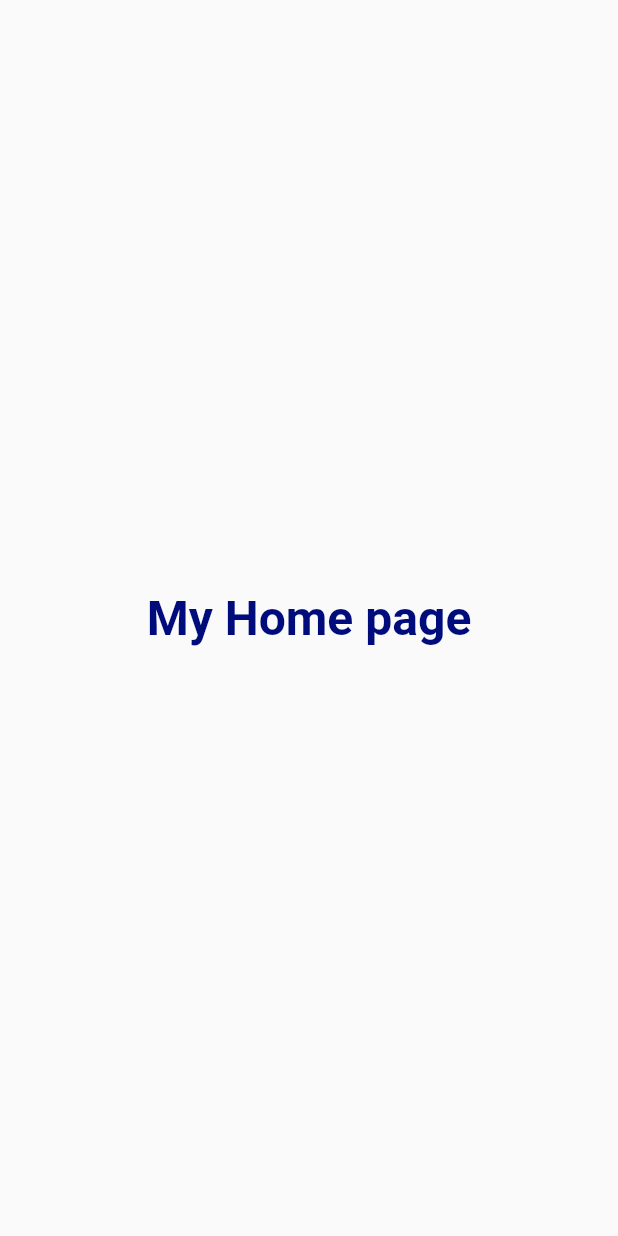
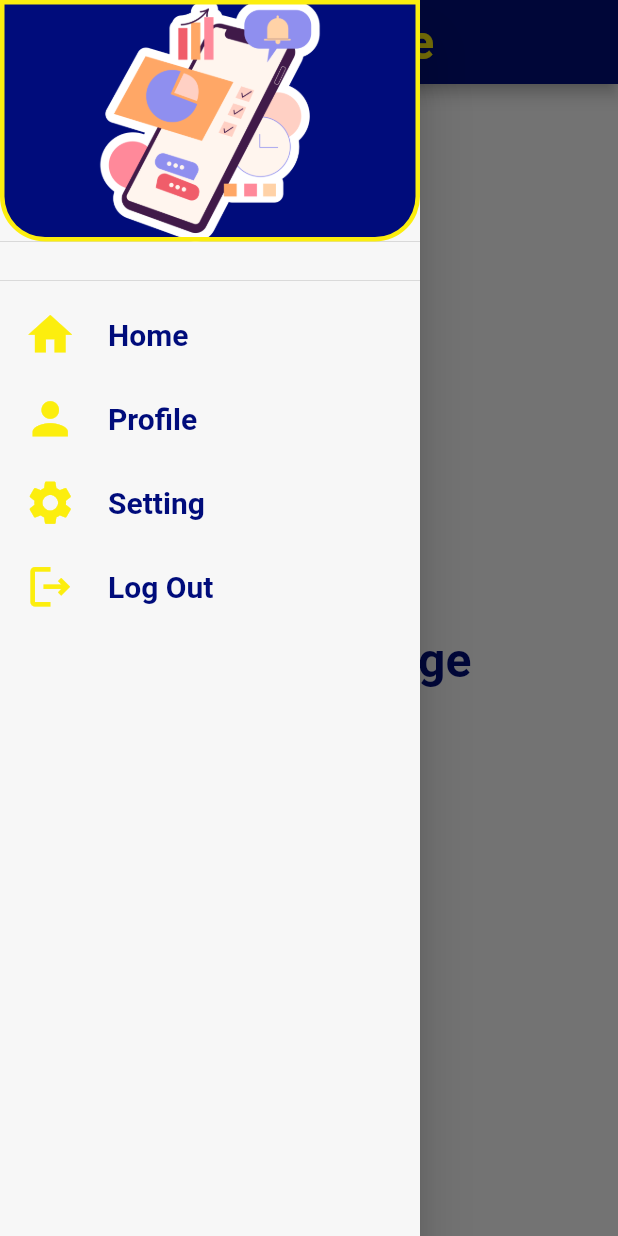
Before and after one commit to IbrahimAlShawaf/project_getx, a Flutter app: the MyHomePage screen opened by its route, with the side drawer open (before the commit the screen has no drawer), on a phone screen of 412 x 824 dp. Run offline on Flutter 3.47's test engine with Material 2 defaults, Android fonts, the phone set to English and light mode, and no system bars; our stand-ins replace get, get_storage; accounts and stored records are empty.

```diff
--- a/lib/main.dart
+++ b/lib/main.dart
@@ -1,23 +1,29 @@
 import 'package:flutter/material.dart';
 import 'package:get/get.dart';
+import 'package:get_storage/get_storage.dart';
 
+import 'controller/signincontroller.dart';
 import 'widget/routes.dart';
 
-void main() {
-  runApp(const MyApp());
+void main() async {
+  await GetStorage.init();
+  Get.put(UserController());
+
+  runApp(MyApp());
 }
 
 class MyApp extends StatelessWidget {
-  const MyApp({super.key});
-
+  MyApp({super.key});
+  final box = GetStorage();
   // This widget is the root of your application.
   @override
   Widget build(BuildContext context) {
     return GetMaterialApp(
       debugShowCheckedModeBanner: false,
       title: 'Project In getx',
-      theme: ThemeData(),
+      //theme: ThemeData.dark(),
       initialRoute: '/',
+      // initialRoute: box.read('loggedIn') == true ? '/Home' : '/LoginPage',
       getPages: Routes.routes,
     );
   }
--- a/lib/views/home_page.dart
+++ b/lib/views/home_page.dart
@@ -1,13 +1,39 @@
 import 'package:flutter/material.dart';
+import 'package:get/get.dart';
 import 'package:project_getx/widget/app_text.dart';
 import 'package:project_getx/widget/appcolor.dart';
+
+import '../controller/signincontroller.dart';
+import 'mydrawer_page.dart';
 
 class MyHomePage extends StatelessWidget {
   const MyHomePage({super.key});
 
   @override
   Widget build(BuildContext context) {
+    final userController = Get.find<UserController>();
     return Scaffold(
+      // backgroundColor: AppColor.bgColor,
+      appBar: AppBar(
+        backgroundColor: AppColor.prColor,
+        // elevation: 0.0,
+        centerTitle: true,
+        title: TextWidget(
+            text: 'Home Page',
+            color: AppColor.textColor,
+            size: 32,
+            fontWeight: FontWeight.bold,
+            textalign: TextAlign.center),
+        // actions: [
+        //   GestureDetector(
+        //     onTap: () {
+        //       userController.logout(userController);
+        //     },
+        //     child: const Icon(Icons.logout_outlined),
+        //   ),
+        // ],
+      ),
+      drawer: const MyDrawer(),
       body: Center(
         child: Column(
           mainAxisAlignment: MainAxisAlignment.center,
@@ -15,8 +41,14 @@ class MyHomePage extends StatelessWidget {
             TextWidget(
               text: 'My Home page',
               size: 32.0,
-              color: AppColor.prColor, fontWeight: FontWeight.bold, textalign: TextAlign.center,
+              color: AppColor.prColor,
+              fontWeight: FontWeight.bold,
+              textalign: TextAlign.center,
             ),
+            // ElevatedButton(
+            //   onPressed: userController.logout,
+            //   child: const Text('Log out'),
+            // ),
           ],
         ),
       ),
--- /dev/null
+++ b/lib/views/mydrawer_page.dart
@@ -0,0 +1,161 @@
+import 'package:flutter/material.dart';
+import 'package:get/get.dart';
+import 'package:project_getx/views/home_page.dart';
+import 'package:project_getx/views/theme/settingtheme.dart';
+import 'package:project_getx/widget/app_text.dart';
+
+import '../widget/appcolor.dart';
+import '../controller/signincontroller.dart';
+
+class MyDrawer extends StatelessWidget {
+  const MyDrawer({
+    super.key,
+  });
+
+  @override
+  Widget build(BuildContext context) {
+    final userController = Get.find<UserController>();
+    return Drawer(
+      width: 280,
+      backgroundColor: AppColor.bgColor,
+      child: ListView(
+        padding: EdgeInsets.zero,
+        children: [
+          DrawerHeader(
+            duration: const Duration(milliseconds: 9000),
+            curve: Curves.easeIn,
+            decoration: BoxDecoration(
+              image: const DecorationImage(
+                  fit: BoxFit.fitHeight,
+                  image: AssetImage(
+                    'assets/images/team-work.png',
+                  )),
+              borderRadius: const BorderRadius.only(
+                bottomLeft: Radius.circular(30),
+                bottomRight: Radius.circular(30),
+              ),
+              border: Border.all(
+                color: AppColor.textColor,
+                width: 3,
+              ),
+              color: AppColor.prColor,
+            ),
+            child: const Text(''),
+          ),
+          // Center(
+          //   child: Container(
+          //     padding: const EdgeInsets.symmetric(horizontal: 60),
+          //     color: Colors.white,
+          //     child: TextWidget(
+          //       text: 'Name of App',
+          //       color: AppColor.titleColor,
+          //       size: 18,
+          //       fontWeight: FontWeight.w600,
+          //       textalign: TextAlign.center,
+          //     ),
+          //   ),
+          // ),
+
+          const SizedBox(
+            height: 10,
+          ),
+          Divider(
+            thickness: 0.2,
+            color: Colors.black.withOpacity(0.4),
+          ),
+          // SizedBox(
+          //   height: 10,
+          // ),
+          // ignore: sort_child_properties_last
+          ListTile(
+            leading: Icon(
+              Icons.home,
+              color: AppColor.textColor,
+              size: 35,
+            ),
+            title: TextWidget(
+              text: 'Home',
+              color: AppColor.prColor,
+              size: 20,
+              fontWeight: FontWeight.w600,
+              textalign: TextAlign.center,
+            ),
+            onTap: () {
+              // Update the state of the app
+              // ...
+              // Then close the drawer
+              // Navigator.of(context).pop();
+              Get.to(() => const MyHomePage());
+            },
+          ),
+          ListTile(
+            leading: Icon(
+              Icons.person,
+              color: AppColor.textColor,
+              size: 35,
+            ),
+            title: TextWidget(
+              text: 'Profile',
+              color: AppColor.prColor,
+              size: 20,
+              fontWeight: FontWeight.w600,
+              textalign: TextAlign.center,
+            ),
+            onTap: () {
+              // Update the state of the app
+              // ...
+              // Then close the drawer
+              // Navigator.of(context).pushNamed('profile');
+            },
+          ),
+          ListTile(
+            leading: Icon(
+              Icons.settings,
+              color: AppColor.textColor,
+              size: 35,
+            ),
+            title: TextWidget(
+              text: 'Setting',
+              color: AppColor.prColor,
+              size: 20,
+              fontWeight: FontWeight.w600,
+              textalign: TextAlign.center,
+            ),
+            onTap: () {
+              // Update the state of the app
+              Get.to(() => MySetting());
+              // ...
+              // Then close the drawer
+              //Navigator.of(context).pushNamed('setting');
+            },
+          ),
+          ListTile(
+            leading: Icon(
+              Icons.logout_outlined,
+              color: AppColor.textColor,
+              size: 35,
+            ),
+            title: TextWidget(
+              text: 'Log Out',
+              color: AppColor.prColor,
+              size: 20,
+              fontWeight: FontWeight.w600,
+              textalign: TextAlign.center,
+            ),
+            onTap: () async {
+              // Update the state of the app
+              userController.logout(userController);
+              // ...
+              // Then close the drawer
+              //SystemNavigator.pop();
+              // final SharedPreferences sharedPreferences =
+              //     await SharedPreferences.getInstance();
+              // sharedPreferences.remove('email');
+              // Navigator.of(context).pushNamed('signinscreen');
+            },
+          ),
+        ],
+      ),
+    );
+  }
+}
--- a/lib/widget/routes.dart
+++ b/lib/widget/routes.dart
@@ -1,16 +1,18 @@
 import 'package:get/get.dart';
 
+import '../views/Auth/signin_page.dart';
 import '../views/home_page.dart';
 import '../views/onboarding.dart';
 import '../views/splash_page.dart';
+import '../views/theme/settingtheme.dart';
 
 class Routes {
   static final routes = [
     GetPage(name: '/', page: () => const SplashPage()),
     GetPage(name: '/Home', page: () => const MyHomePage()),
     GetPage(name: '/OnBoarding', page: () => const OnBoarding()),
-    // GetPage(name: '/profile', page: () => Profile()),
-    // GetPage(name: '/profile', page: () => Profile()),
+    GetPage(name: '/LoginPage', page: () => LoginPage()),
+    GetPage(name: '/Setting', page: () => MySetting()),
     // GetPage(name: '/profile', page: () => Profile()),
     // GetPage(name: '/profile', page: () => Profile()),
   ];
```
Also changed, not shown: lib/controller/changtheme_controller.dart (added, +31 -0 lines), lib/controller/signincontroller.dart (added, +87 -0 lines), lib/views/Auth/signin_page.dart (+195 -0 lines), lib/views/onboarding.dart (+6 -5 lines), lib/views/splash_page.dart (+20 -2 lines), lib/views/theme/settingtheme.dart (added, +44 -0 lines), lib/widget/customtextform copy.dart (added, +53 -0 lines), lib/views/Auth/register_page.dart (deleted), 1 other file.
